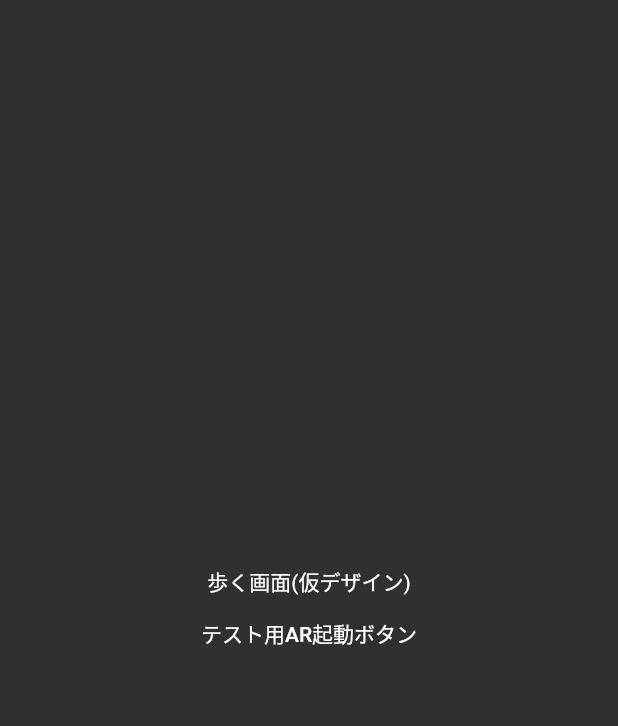
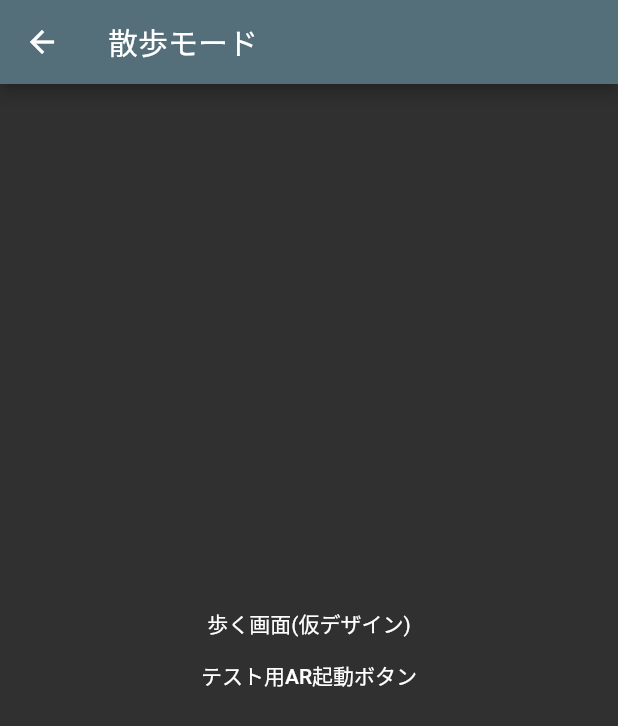
Before and after one commit to sinano1107/Yonaki, a Flutter app: the screen it shows after launch, after a tap on "歩く画面へ", on a phone screen of 412 x 824 dp. Shown: the top 726 px of the screen. Run offline on Flutter 3.47's test engine with Material 2 defaults, Android fonts, the phone set to English and light mode, and no system bars; our stand-ins replace animated_text_kit, latlong, location, reorderables; missing offline and left inert: flutter_unity_widget.

Commit message:
[fix] 細かな修正 - [add] post_program_screenを追加

```diff
--- a/lib/main.dart
+++ b/lib/main.dart
@@ -3,6 +3,7 @@ import 'package:provider/provider.dart';
 import 'package:yonaki/models/yonaki_provider.dart';
 import 'package:yonaki/screens/ar_screen.dart';
 import 'package:yonaki/screens/loading_screen.dart';
+import 'package:yonaki/screens/post_program_screen.dart';
 import 'package:yonaki/screens/program_screen.dart';
 import 'package:yonaki/screens/walk_screen.dart';
 
@@ -16,11 +17,14 @@ class Yonaki extends StatelessWidget {
     return ChangeNotifierProvider(
       create: (context) => YonakiProvider(),
       child: MaterialApp(
-        theme: ThemeData.dark(),
+        theme: ThemeData.dark().copyWith(
+          primaryColor: Colors.blueGrey[600],
+        ),
         initialRoute: LoadingScreen.id,
         routes: {
           ARScreen.id: (context) => ARScreen(),
           LoadingScreen.id: (context) => LoadingScreen(),
+          PostProgramScreen.id: (context) => PostProgramScreen(),
           ProgramScreen.id: (context) => ProgramScreen(),
           WalkScreen.id: (context) => WalkScreen(),
         },
--- a/lib/screens/loading_screen.dart
+++ b/lib/screens/loading_screen.dart
@@ -39,13 +39,13 @@ class _LoadingScreenState extends State<LoadingScreen> {
                   children: [
                     MaterialButton(
                       child: Text('歩く画面へ'),
-                      onPressed: () => Navigator.pushReplacementNamed(
-                          context, WalkScreen.id),
+                      onPressed: () =>
+                          Navigator.pushNamed(context, WalkScreen.id),
                     ),
                     MaterialButton(
                       child: Text('プログラム画面へ'),
-                      onPressed: () => Navigator.pushReplacementNamed(
-                          context, ProgramScreen.id),
+                      onPressed: () =>
+                          Navigator.pushNamed(context, ProgramScreen.id),
                     ),
                   ],
                 ),
--- a/lib/screens/walk_screen.dart
+++ b/lib/screens/walk_screen.dart
@@ -55,6 +55,9 @@ class _WalkScreenState extends State<WalkScreen> {
       _yonakiProvider.story = getRandomStory();
 
     return Scaffold(
+      appBar: AppBar(
+        title: Text('散歩モード'),
+      ),
       body: Center(
         child: Column(
           mainAxisAlignment: MainAxisAlignment.center,
```
Also changed, not shown: lib/screens/ar_screen.dart (+11 -2 lines), lib/screens/post_program_screen.dart (added, +25 -0 lines), lib/screens/program_screen.dart (+10 -9 lines).
